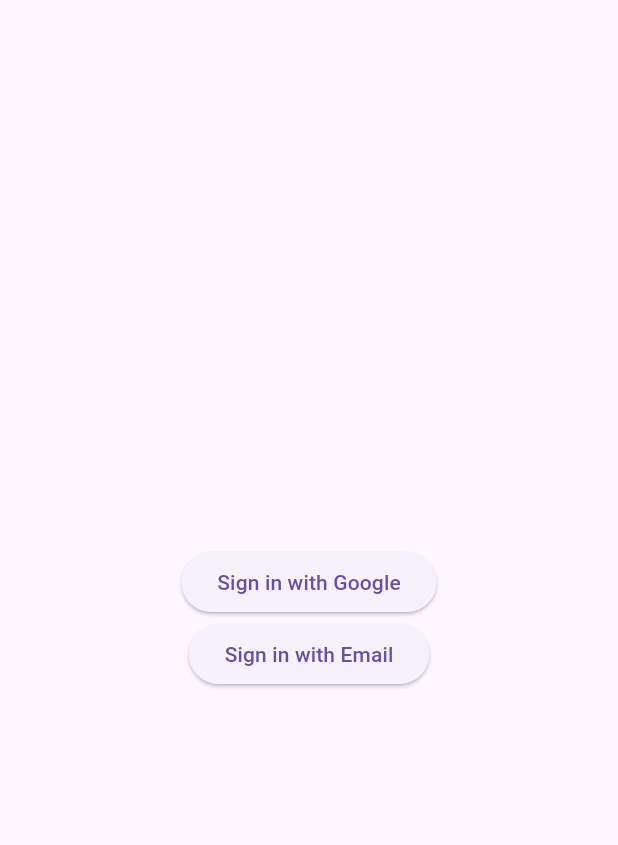
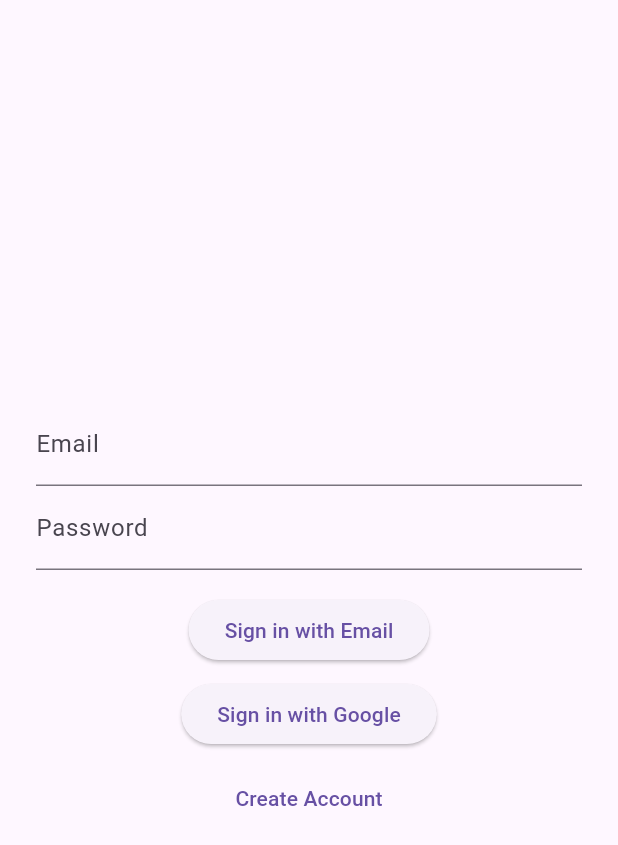
Before and after one commit to C22454222/NewsScope, a Flutter app: the screen it shows after launch, after a tap on "Sign in with Google", on a phone screen of 412 x 824 dp. Shown: the top 845 px of the screen. Run offline on Flutter 3.47's test engine with Material 3 defaults, Android fonts, the phone set to English and light mode, and no system bars; our stand-ins replace firebase_auth, firebase_core, google_sign_in; accounts and stored records are empty; network calls fail.

Commit message:
Updating UI and Account management

```diff
--- a/frontend/newsscope/lib/home_screen.dart
+++ b/frontend/newsscope/lib/home_screen.dart
@@ -1,6 +1,5 @@
 import 'package:flutter/material.dart';
 import 'package:firebase_auth/firebase_auth.dart';
-
 
 class HomeScreen extends StatelessWidget {
   const HomeScreen({super.key});
@@ -11,7 +10,7 @@ class HomeScreen extends StatelessWidget {
     return Scaffold(
       body: Center(
         child: Column(mainAxisAlignment: MainAxisAlignment.center, children: [
-          Text("Welcome ${user?.email ?? user?.displayName}!"),
+          Text("Welcome ${user?.displayName ?? user?.email}!"),
           ElevatedButton(
             onPressed: () async {
               await FirebaseAuth.instance.signOut();
--- a/frontend/newsscope/lib/sign_in_screen.dart
+++ b/frontend/newsscope/lib/sign_in_screen.dart
@@ -1,57 +1,86 @@
 import 'package:flutter/material.dart';
 import 'package:firebase_auth/firebase_auth.dart';
 import 'package:google_sign_in/google_sign_in.dart';
+import 'sign_up_screen.dart';
 
-class SignInScreen extends StatelessWidget {
+class SignInScreen extends StatefulWidget {
   const SignInScreen({super.key});
 
+  @override
+  State<SignInScreen> createState() => _SignInScreenState();
+}
+
+class _SignInScreenState extends State<SignInScreen> {
+  final _emailController = TextEditingController();
+  final _passwordController = TextEditingController();
+
   Future<UserCredential> _signInWithGoogle() async {
-    // Create a GoogleSignIn instance
-    final GoogleSignIn googleSignIn = GoogleSignIn(
-      scopes: ['email'],
-    );
+    final GoogleSignIn googleSignIn = GoogleSignIn(scopes: ['email']);
+    final GoogleSignInAccount? googleUser = await googleSignIn.signIn();
+    if (googleUser == null) throw Exception("Google sign-in aborted");
 
-    // Trigger the sign-in flow
-    final GoogleSignInAccount? googleUser = await googleSignIn.signIn();
-
-    if (googleUser == null) {
-      throw Exception("Google sign-in aborted");
-    }
-
-    // Get the authentication details
     final GoogleSignInAuthentication googleAuth = await googleUser.authentication;
-
-    // Build a Firebase credential
     final credential = GoogleAuthProvider.credential(
       idToken: googleAuth.idToken,
       accessToken: googleAuth.accessToken,
     );
-
-    // Sign in to Firebase
     return FirebaseAuth.instance.signInWithCredential(credential);
   }
 
-  Future<UserCredential> _signInWithEmail() async {
-    return FirebaseAuth.instance.signInWithEmailAndPassword(
-      email: "test@example.com", // replace with form input
-      password: "password123",   // replace with form input
-    );
+  Future<void> _signInWithEmail() async {
+    try {
+      await FirebaseAuth.instance.signInWithEmailAndPassword(
+        email: _emailController.text.trim(),
+        password: _passwordController.text.trim(),
+      );
+    } on FirebaseAuthException catch (e) {
+      ScaffoldMessenger.of(context).showSnackBar(
+        SnackBar(content: Text("Error: ${e.message}")),
+      );
+    }
   }
 
   @override
   Widget build(BuildContext context) {
     return Scaffold(
       body: Center(
-        child: Column(mainAxisAlignment: MainAxisAlignment.center, children: [
-          ElevatedButton(
-            onPressed: _signInWithGoogle,
-            child: const Text("Sign in with Google"),
+        child: SingleChildScrollView(
+          padding: const EdgeInsets.all(24),
+          child: Column(
+            mainAxisAlignment: MainAxisAlignment.center,
+            children: [
+              TextField(
+                controller: _emailController,
+                decoration: const InputDecoration(labelText: "Email"),
+              ),
+              TextField(
+                controller: _passwordController,
+                decoration: const InputDecoration(labelText: "Password"),
+                obscureText: true,
+              ),
+              const SizedBox(height: 16),
+              ElevatedButton(
+                onPressed: _signInWithEmail,
+                child: const Text("Sign in with Email"),
+              ),
+              const SizedBox(height: 8),
+              ElevatedButton(
+                onPressed: _signInWithGoogle,
+                child: const Text("Sign in with Google"),
+              ),
+              const SizedBox(height: 8),
+              TextButton(
+                onPressed: () {
+                  Navigator.push(
+                    context,
+                    MaterialPageRoute(builder: (_) => const SignUpScreen()),
+                  );
+                },
+                child: const Text("Create Account"),
+              ),
+            ],
           ),
-          ElevatedButton(
-            onPressed: _signInWithEmail,
-            child: const Text("Sign in with Email"),
-          ),
-        ]),
+        ),
       ),
     );
   }
```
Also changed, not shown: frontend/newsscope/lib/sign_up_screen.dart (added, +51 -0 lines).
